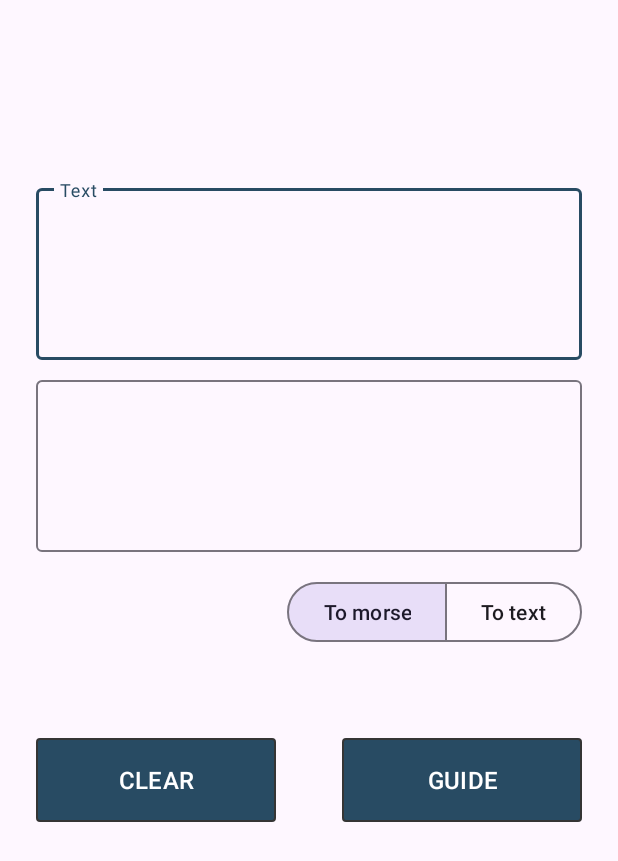
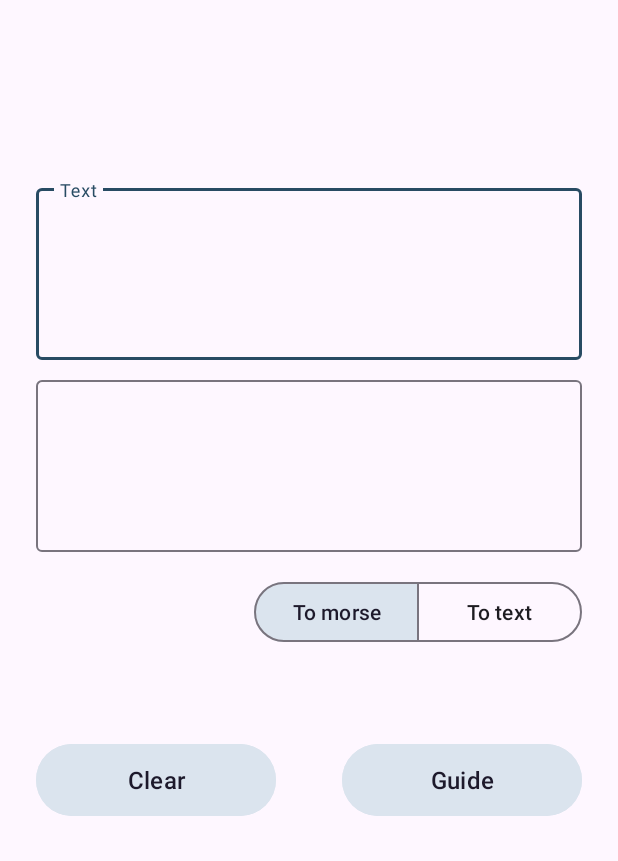
Before and after one commit to ElenaPanPanda/Morse-Translator, an Android app: the screen it shows after launch (MainActivity), on a phone screen of 412 x 824 dp. Shown: the top 861 px of the screen. Run offline under Robolectric (Android 15) with nearby library versions, the phone set to English and light mode, and no system bars.

Commit message:
change buttons style/background

```diff
--- /dev/null
+++ b/app/src/main/res/drawable/button_toggle_selector.xml
@@ -0,0 +1,6 @@
+<?xml version="1.0" encoding="utf-8"?>
+<selector xmlns:android="http://schemas.android.com/apk/res/android">
+
+    <item android:state_checked="true" android:color="@color/light_green"/>
+    <item android:state_selected="true" android:color="@color/gray"/>
+</selector>
--- a/app/src/main/res/layout/fragment_translator.xml
+++ b/app/src/main/res/layout/fragment_translator.xml
@@ -75,17 +75,19 @@
         app:selectionRequired="true"
         app:singleSelection="true">
 
-        <Button
+        <com.google.android.material.button.MaterialButton
             android:id="@+id/to_morse_btn"
             style="?attr/materialButtonOutlinedStyle"
-            android:layout_width="wrap_content"
+            app:backgroundTint="@drawable/button_toggle_selector"
+            android:layout_width="110dp"
             android:layout_height="wrap_content"
             android:text="@string/to_morse" />
 
-        <Button
+        <com.google.android.material.button.MaterialButton
             android:id="@+id/to_text_btn"
             style="?attr/materialButtonOutlinedStyle"
-            android:layout_width="wrap_content"
+            app:backgroundTint="@drawable/button_toggle_selector"
+            android:layout_width="110dp"
             android:layout_height="wrap_content"
             android:text="@string/to_text" />
     </com.google.android.material.button.MaterialButtonToggleGroup>
@@ -101,13 +103,13 @@
 
     <Button
         android:id="@+id/clear_btn"
+        style="@style/Widget.Material3.Button.TonalButton"
         android:layout_width="@dimen/button_width"
         android:layout_height="@dimen/button_high"
         android:layout_marginTop="60dp"
-        android:background="@drawable/button_shape"
+        android:backgroundTint="@color/light_green"
         android:text="@string/clear"
         android:textSize="16sp"
-        app:backgroundTint="@null"
         app:layout_constraintStart_toStartOf="@id/result_layout"
         app:layout_constraintTop_toBottomOf="@id/toggleButton"
 
@@ -115,13 +117,13 @@
 
     <Button
         android:id="@+id/guide_btn"
+        style="@style/Widget.Material3.Button.TonalButton"
         android:layout_width="@dimen/button_width"
         android:layout_height="@dimen/button_high"
         android:layout_marginTop="60dp"
-        android:background="@drawable/button_shape"
+        android:backgroundTint="@color/light_green"
         android:text="@string/guide"
         android:textSize="16sp"
-        app:backgroundTint="@null"
         app:layout_constraintEnd_toEndOf="@id/result_layout"
         app:layout_constraintTop_toBottomOf="@id/toggleButton"
         app:layout_constraintVertical_bias="0.2" />
--- a/app/src/main/res/values/colors.xml
+++ b/app/src/main/res/values/colors.xml
@@ -6,5 +6,6 @@
     <color name="green">#3c6e71</color>
     <color name="gray">#d9d9d9</color>
     <color name="blue">#284b63</color>
-    <color name="light_blue">#82c0cc</color>
+    <color name="light_blue">#ff82c0cc</color>
+    <color name="light_green">#dbe4ee</color>
 </resources>
--- a/app/src/main/res/values/strings.xml
+++ b/app/src/main/res/values/strings.xml
@@ -3,8 +3,8 @@
     <!-- TODO: Remove or change this placeholder text -->
     <string name="hello_blank_fragment">Hello blank fragment</string>
     <string name="text">Text</string>
-    <string name="clear">CLEAR</string>
-    <string name="guide">GUIDE</string>
+    <string name="clear">Clear</string>
+    <string name="guide">Guide</string>
     <string name="morse">Morse</string>
     <string name="to_morse">To morse</string>
     <string name="to_text">To text</string>
```
